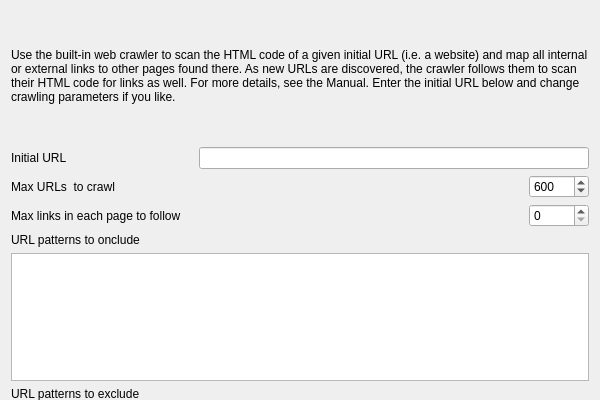
Qt form src/forms/dialogwebcrawler.ui (socnetv/app) before a commit; both pictures show x 0 to 600 and y 0 to 400 of the 600 by 656 pixel window.
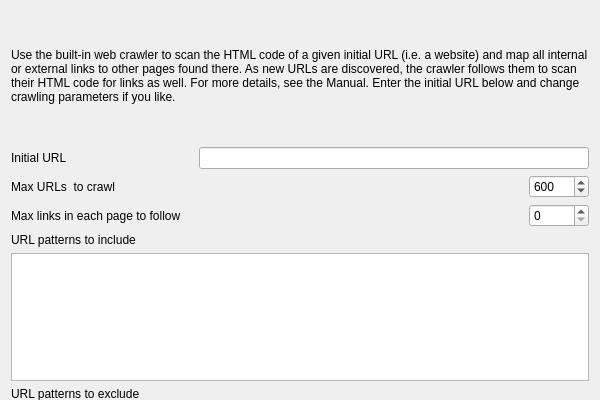
The same form after that commit.

The edit to the form file:
```diff
--- a/src/forms/dialogwebcrawler.ui
+++ b/src/forms/dialogwebcrawler.ui
@@ -42,7 +42,7 @@
         </font>
        </property>
        <property name="text">
-        <string>URL patterns to onclude</string>
+        <string>URL patterns to include</string>
        </property>
       </widget>
      </item>
```
Left out of the diff: 2 changed lines with no effect on the pictures.
